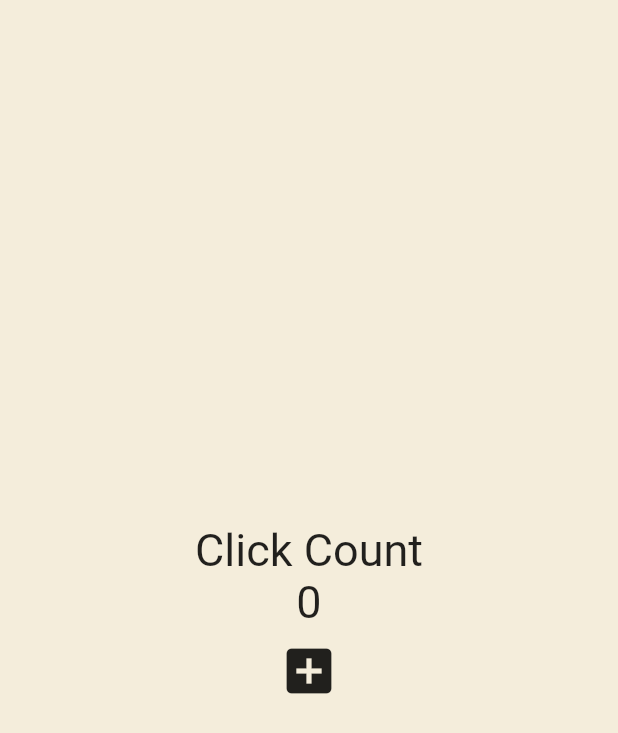
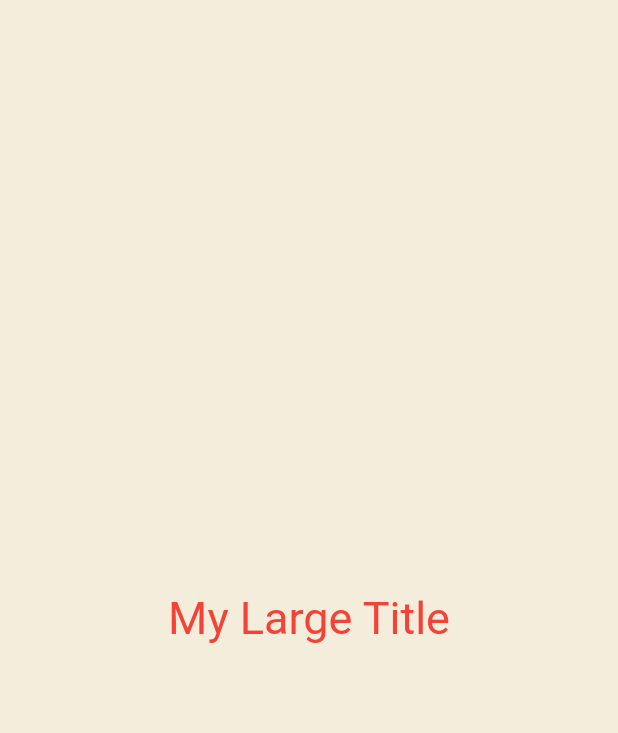
Before and after one commit to PerlPark/Study-flutter-beginners, a Flutter app: the screen it shows after launch, on a phone screen of 412 x 824 dp. Shown: the top 733 px of the screen. Run offline on Flutter 3.47's test engine with Material 2 defaults, Android fonts, the phone set to English and light mode, and no system bars.

Commit message:
BuildContext

```diff
--- a/stateful_widget/lib/main.dart
+++ b/stateful_widget/lib/main.dart
@@ -12,35 +12,23 @@ class App extends StatefulWidget {
 }
 
 class _AppState extends State<App> {
-  int counter = 0;
-
-  void onClicked() {
-    setState(() {
-      counter = counter + 1;
-    });
-  }
-
   @override
   Widget build(BuildContext context) {
     return MaterialApp(
+      theme: ThemeData(
+        textTheme: const TextTheme(
+          titleLarge: TextStyle(
+            color: Colors.red,
+          ),
+        ),
+      ),
       home: Scaffold(
         backgroundColor: const Color(0xFFF4EDDB),
         body: Center(
           child: Column(
             mainAxisAlignment: MainAxisAlignment.center,
-            children: [
-              const Text(
-                'Click Count',
-                style: TextStyle(fontSize: 30),
-              ),
-              Text(
-                '$counter',
-                style: const TextStyle(fontSize: 30),
-              ),
-              IconButton(
-                  iconSize: 40,
-                  onPressed: onClicked,
-                  icon: const Icon(Icons.add_box))
+            children: const [
+              MyLargeTitle(),
             ],
           ),
         ),
@@ -48,3 +36,20 @@ class _AppState extends State<App> {
     );
   }
 }
+
+class MyLargeTitle extends StatelessWidget {
+  const MyLargeTitle({
+    super.key,
+  });
+
+  @override
+  Widget build(BuildContext context) {
+    return Text(
+      'My Large Title',
+      style: TextStyle(
+        fontSize: 30,
+        color: Theme.of(context).textTheme.titleLarge?.color,
+      ),
+    );
+  }
+}
```
